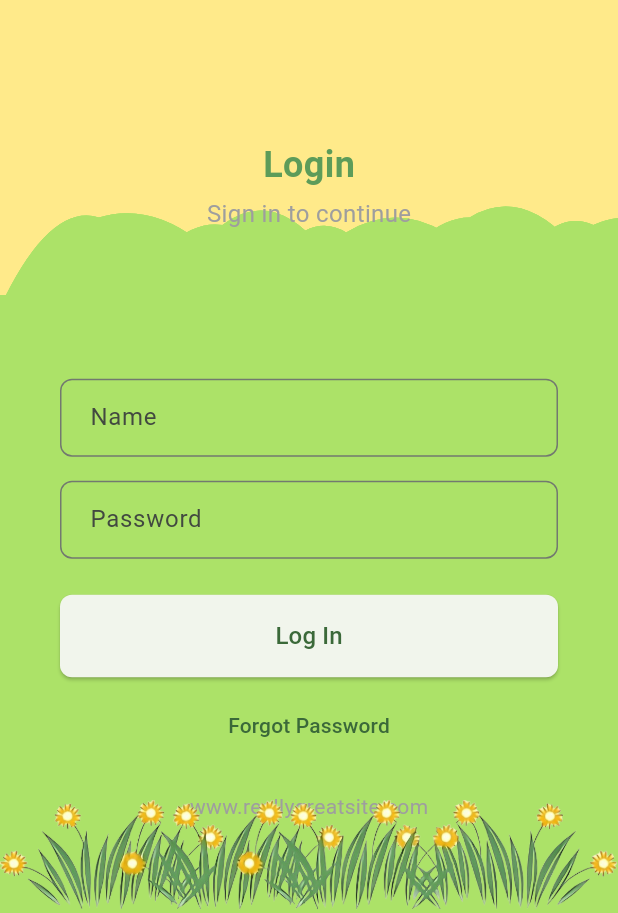
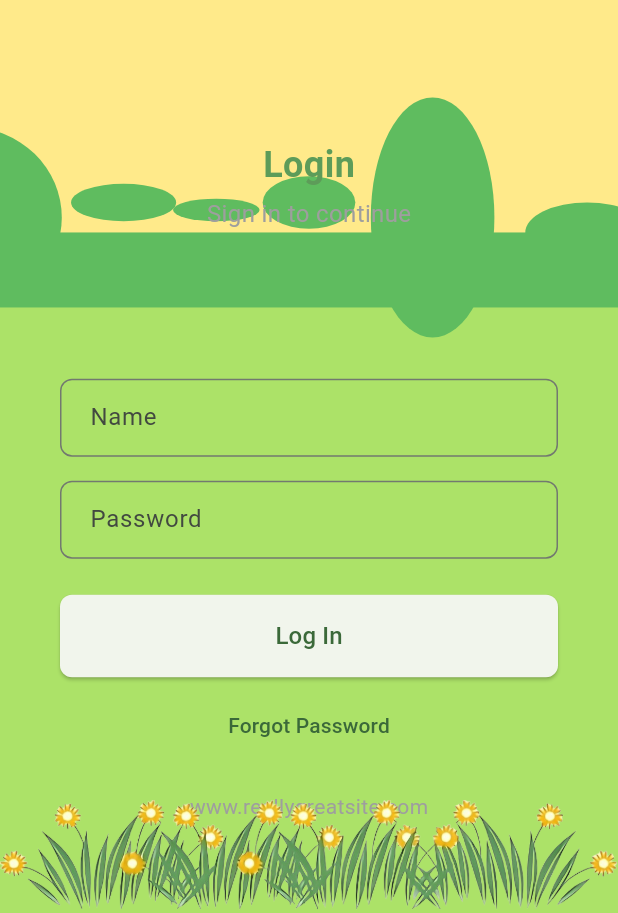
Before and after one commit to Niketw/lencho-server, a Flutter app: the screen it shows after launch, after a tap on "Get Started", on a phone screen of 412 x 824 dp, the part 323-1236 px from its top. Run offline on Flutter 3.47's test engine with Material 3 defaults, Android fonts, the light colour scheme and no system bars; our stand-ins replace firebase_core; accounts and stored records are empty; generated files the repository leaves out were written again.

Commit message:
elliptical bush, yall perfect it

```diff
--- a/lib/screens/login/login_page.dart
+++ b/lib/screens/login/login_page.dart
@@ -8,74 +8,33 @@ class LoginPage extends StatefulWidget {
   @override
   _LoginPageState createState() => _LoginPageState();
 }
-
-/// Custom Painter that draws a bush as a combination of overlapping ellipses.
 class BushCloudPainter extends CustomPainter {
   @override
   void paint(Canvas canvas, Size size) {
-    // Create multiple layers of bushes with slightly different colors
-    _drawBushLayer(canvas, size, const Color(0xfface268), 0.8); // Back layer, slightly lighter
-    _drawBushLayer(canvas, size, const Color(0xfface268), 0.9); // Middle layer
-    _drawBushLayer(canvas, size, const Color(0xfface268), 1.0); // Front layer, slightly darker
-  }
-
-  void _drawBushLayer(Canvas canvas, Size size, Color color, double scale) {
     final Paint paint = Paint()
-      ..color = color
+      ..color = const Color.fromARGB(255, 95, 188, 95)  // Light green color from screenshot
       ..style = PaintingStyle.fill;
 
-    // Create multiple overlapping bush shapes
-    for (int i = 0; i < 5; i++) {
-      final Path bushPath = Path();
+    // Define the ellipses
+    final List<Rect> ellipses = [
+      Rect.fromCenter(center: Offset(size.width * -0.05, size.height * 0.4), width: size.width * 0.3, height: size.height * 1.2),
+      Rect.fromCenter(center: Offset(size.width * 0.2, size.height * 0.3), width: size.width * 0.17, height: size.height * 0.25),
+      Rect.fromCenter(center: Offset(size.width * 0.35, size.height * 0.35), width: size.width * 0.14, height: size.height * 0.15),
+      Rect.fromCenter(center: Offset(size.width * 0.5, size.height * 0.3), width: size.width * 0.15, height: size.height * 0.35),
+      Rect.fromCenter(center: Offset(size.width * 0.7, size.height * 0.4), width: size.width * 0.2, height: size.height * 1.6),
+      Rect.fromCenter(center: Offset(size.width * 0.95, size.height * 0.5), width: size.width * 0.2, height: size.height * 0.4),
+    ];
 
-      // Randomize the starting point slightly for each bush
-      double startX = size.width * (0.2 * i);
-      double width = size.width * 0.4; // Each bush covers 40% of the width
+    // Draw each ellipse
+    for (final ellipse in ellipses) {
+      canvas.drawOval(ellipse, paint);
+    }
 
-      bushPath.moveTo(startX, size.height);
-
-      // Create the bush shape with multiple curves
-      bushPath.quadraticBezierTo(
-        startX + (width * 0.2),
-        size.height * (0.3 + (0.1 * (i % 2))), // Vary the height
-        startX + (width * 0.4),
-        size.height * (0.4 + (0.05 * (i % 3)))
-      );
-
-      bushPath.quadraticBezierTo(
-        startX + (width * 0.6),
-        size.height * (0.2 + (0.1 * ((i + 1) % 2))),
-        startX + (width * 0.8),
-        size.height * (0.5 + (0.05 * ((i + 1) % 3)))
-      );
-
-      bushPath.quadraticBezierTo(
-        startX + width,
-        size.height * 0.7,
-        startX + width,
-        size.height
-      );
-
-      // Close the path
-      bushPath.lineTo(startX + width, size.height);
-      bushPath.lineTo(startX, size.height);
-      bushPath.close();
-
-      // Add subtle gradient for depth
-      final Paint gradientPaint = Paint()
-        ..shader = LinearGradient(
-          begin: Alignment.topCenter,
-          end: Alignment.bottomCenter,
-          colors: [
-            color.withOpacity(0.2),
-            color.withOpacity(0.1),
-          ],
-        ).createShader(Rect.fromLTWH(startX, 0, width, size.height));
-
-      // Draw the bush
-      canvas.drawPath(bushPath, paint);
-      canvas.drawPath(bushPath, gradientPaint);
-    }
+    // Draw a rectangle to fill the bottom part
+    canvas.drawRect(
+      Rect.fromLTWH(0, size.height * 0.5, size.width, size.height * 0.5),
+      paint,
+    );
   }
 
   @override
```
Also changed, not shown: 5 other files.
